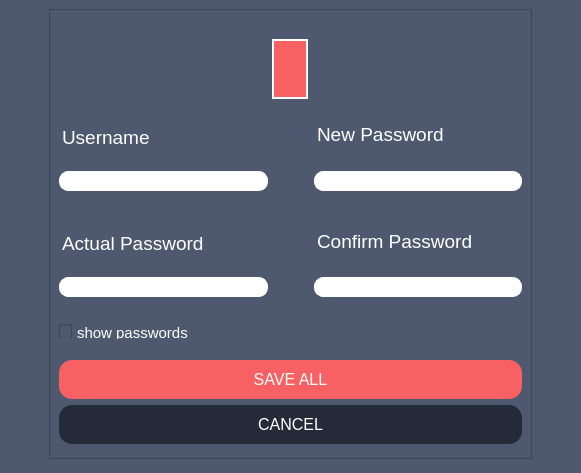
Above: src/client/gui/ui/edit.ui from aleoli/Shared-Editor before the change. Below: the same form after it.
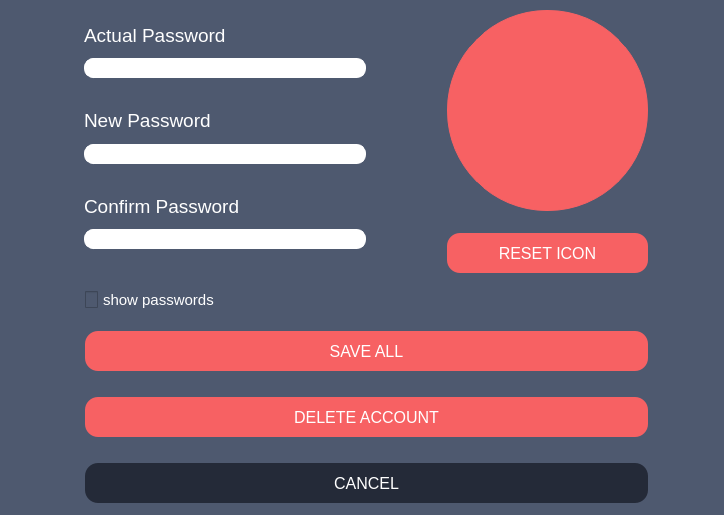
That is the form after the change. Icons and pictures are not drawn.

Patch:
```diff
--- a/src/client/gui/ui/edit.ui
+++ b/src/client/gui/ui/edit.ui
@@ -6,8 +6,8 @@
    <rect>
     <x>0</x>
     <y>0</y>
-    <width>581</width>
-    <height>473</height>
+    <width>724</width>
+    <height>515</height>
    </rect>
   </property>
   <property name="windowTitle">
@@ -16,6 +16,12 @@
   <property name="whatsThis">
    <string>&lt;html&gt;&lt;head/&gt;&lt;body&gt;&lt;p&gt;&lt;br/&gt;&lt;/p&gt;&lt;/body&gt;&lt;/html&gt;</string>
   </property>
+  <property name="styleSheet">
+   <string notr="true"/>
+  </property>
+  <property name="tabShape">
+   <enum>QTabWidget::Rounded</enum>
+  </property>
   <widget class="QWidget" name="centralwidget">
    <property name="minimumSize">
     <size>
@@ -27,38 +33,202 @@
     <string notr="true">background : #4e596f;</string>
    </property>
    <layout class="QGridLayout" name="gridLayout">
-    <item row="1" column="0">
-     <widget class="QFrame" name="form">
+    <item row="3" column="0">
+     <widget class="QCheckBox" name="checkBox_showPasswords">
+      <property name="cursor">
+       <cursorShape>PointingHandCursor</cursorShape>
+      </property>
+      <property name="toolTip">
+       <string/>
+      </property>
       <property name="styleSheet">
-       <string notr="true">padding-top: 0px;
-margin-left: 40px;
-margin-right: 40px;
-margin-bottom: 5px;</string>
+       <string notr="true">QCheckBox {
+    spacing: 5px;
+	font-size: 11pt;
+	color:white;
+	margin-bottom: 0px;
+	margin-left: 10px;
+}
+
+QCheckBox::indicator {
+    width: 13px;
+	height: 17px;
+}
+
+QCheckBox::indicator:unchecked {
+    image: url(:/res/checkbox.png);
+}
+
+QCheckBox::indicator:checked {
+    image: url(:/res/checkbox_checked.png);
+}
+
+QCheckBox:focus {
+   border: none;
+   outline: none;
+}
+</string>
       </property>
-      <property name="frameShape">
-       <enum>QFrame::StyledPanel</enum>
+      <property name="text">
+       <string>show passwords</string>
       </property>
-      <property name="frameShadow">
-       <enum>QFrame::Raised</enum>
+     </widget>
+    </item>
+    <item row="4" column="0" colspan="2">
+     <layout class="QVBoxLayout" name="buttons">
+      <property name="leftMargin">
+       <number>10</number>
       </property>
-      <layout class="QVBoxLayout" name="verticalLayout_5">
+      <property name="topMargin">
+       <number>0</number>
+      </property>
        <item>
-        <spacer name="verticalSpacer">
-         <property name="orientation">
-          <enum>Qt::Vertical</enum>
-         </property>
-         <property name="sizeType">
-          <enum>QSizePolicy::Fixed</enum>
-         </property>
-         <property name="sizeHint" stdset="0">
-          <size>
-           <width>20</width>
-           <height>20</height>
-          </size>
-         </property>
-        </spacer>
-       </item>
-       <item alignment="Qt::AlignHCenter">
+       <widget class="QPushButton" name="btn_save">
+        <property name="sizePolicy">
+         <sizepolicy hsizetype="Minimum" vsizetype="Fixed">
+          <horstretch>0</horstretch>
+          <verstretch>0</verstretch>
+         </sizepolicy>
+        </property>
+        <property name="cursor">
+         <cursorShape>PointingHandCursor</cursorShape>
+        </property>
+        <property name="toolTip">
+         <string/>
+        </property>
+        <property name="styleSheet">
+         <string notr="true">QPushButton {
+	background: #f76163;
+    border-width: 1px;
+    border-radius: 13px;
+    border-color: #f76163;
+    font: 12pt;
+    color: white;
+    padding: 10px;
+	margin-left: 0px;
+	margin-right: 0px;
+	margin-top: 15px;
+	margin-bottom: 10px;
+	min-height: 20px;
+}
+
+QPushButton:hover {
+background: qradialgradient(cx:0.3, cy:0.5, radius: 5.5,
+              fx:0.5, fy:0.5, stop:0 #f65964, stop:1 white);
+}
+
+QPushButton:pressed {
+background: qradialgradient(cx:0.7, cy:0.5, radius: 5.5,
+              fx:0.5, fy:0.5, stop:0 #f65964, stop:1 black);
+}
+
+QPushButton:focus {
+   border: none;
+   outline: none;
+}</string>
+        </property>
+        <property name="text">
+         <string>SAVE ALL</string>
+        </property>
+       </widget>
+      </item>
+      <item>
+       <widget class="QPushButton" name="btn_delete">
+        <property name="enabled">
+         <bool>true</bool>
+        </property>
+        <property name="cursor">
+         <cursorShape>PointingHandCursor</cursorShape>
+        </property>
+        <property name="styleSheet">
+         <string notr="true">QPushButton {
+	background: #f76163;
+    border-width: 1px;
+    border-radius: 13px;
+    border-color: #f76163;
+    font: 12pt;
+    color: white;
+    padding: 10px;
+	margin-left: 0px;
+	margin-right: 0px;
+	margin-top: 10px;
+	margin-bottom: 10px;
+	min-height: 20px;
+}
+
+QPushButton:hover {
+background: qradialgradient(cx:0.3, cy:0.5, radius: 5.5,
+              fx:0.5, fy:0.5, stop:0 #f65964, stop:1 white);
+}
+
+QPushButton:pressed {
+background: qradialgradient(cx:0.7, cy:0.5, radius: 5.5,
+              fx:0.5, fy:0.5, stop:0 #f65964, stop:1 black);
+}
+
+QPushButton:focus {
+   border: none;
+   outline: none;
+}</string>
+        </property>
+        <property name="text">
+         <string>DELETE ACCOUNT</string>
+        </property>
+       </widget>
+      </item>
+      <item>
+       <widget class="QPushButton" name="btn_cancel">
+        <property name="sizePolicy">
+         <sizepolicy hsizetype="Minimum" vsizetype="Fixed">
+          <horstretch>0</horstretch>
+          <verstretch>0</verstretch>
+         </sizepolicy>
+        </property>
+        <property name="cursor">
+         <cursorShape>PointingHandCursor</cursorShape>
+        </property>
+        <property name="toolTip">
+         <string/>
+        </property>
+        <property name="styleSheet">
+         <string notr="true">QPushButton {
+    background: #242A38;
+    border-width: 1px;
+    border-radius: 13px;
+    border-color: #242A38;
+    font: 12pt;
+	color: white;
+    padding: 10px;
+	margin-left: 0px;
+	margin-right: 0px;
+	margin-top: 10px;
+	min-height: 20px;
+}
+
+QPushButton:hover {
+background: qradialgradient(cx:0.3, cy:0.5, radius: 5.5,
+              fx:0.5, fy:0.5, stop:0 #242A38, stop:1 white);
+}
+
+QPushButton:pressed {
+border-style: inset;
+background: qradialgradient(cx:0.7, cy:0.5, radius: 5.5,
+              fx:0.5, fy:0.5, stop:0 #242A38, stop:1 #000);
+}
+
+QPushButton:focus {
+   border: none;
+   outline: none;
+}</string>
+        </property>
+        <property name="text">
+         <string>CANCEL</string>
+        </property>
+       </widget>
+      </item>
+     </layout>
+    </item>
+    <item row="0" column="1">
         <widget class="QPushButton" name="btn_changeProfile">
          <property name="enabled">
           <bool>true</bool>
@@ -71,8 +241,8 @@
          </property>
          <property name="maximumSize">
           <size>
-           <width>140</width>
-           <height>65</height>
+        <width>201</width>
+        <height>201</height>
           </size>
          </property>
          <property name="sizeIncrement">
@@ -99,8 +269,8 @@
          <property name="styleSheet">
           <string notr="true">QPushButton{
 background-color: #f76163;
-border: 2px solid white;
-border-radius: 30px;
+border: 1px solid #f76163;
+border-radius: 100px;
 }
 
 QPushButton:hover{
@@ -108,7 +278,18 @@
 }
 
 QPushButton:pressed{
-background-color: #242A38;
+padding: 1px -1px -1px 1px;
+}
+
+QToolTip{
+	background: none;
+	margin-left: 0px;
+	margin-right: 0px;
+}
+
+QPushButton:focus {
+   border: none;
+   outline: none;
 }</string>
          </property>
          <property name="text">
@@ -120,8 +301,8 @@
          </property>
          <property name="iconSize">
           <size>
-           <width>59</width>
-           <height>59</height>
+        <width>200</width>
+        <height>200</height>
           </size>
          </property>
          <property name="autoDefault">
@@ -135,86 +316,75 @@
          </property>
         </widget>
        </item>
-       <item>
-        <layout class="QHBoxLayout" name="uname_newPwd">
-         <property name="topMargin">
-          <number>0</number>
-         </property>
-         <item>
-          <layout class="QVBoxLayout" name="uname">
-           <property name="rightMargin">
-            <number>0</number>
-           </property>
-           <item>
-            <widget class="QLabel" name="label_uname">
+    <item row="1" column="1">
+     <widget class="QPushButton" name="btn_reset">
+      <property name="cursor">
+       <cursorShape>PointingHandCursor</cursorShape>
+      </property>
              <property name="styleSheet">
-              <string notr="true">QLabel{
-	text-decoration: none;
-	background: rgba(0,0,0,0);
+       <string notr="true">QPushButton {
+	background: #f76163;
+    border-width: 1px;
+    border-radius: 13px;
+    border-color: #f76163;
+    font: 12pt;
+    color: white;
+    padding: 10px;
 	margin-left: 0px;
-	margin-bottom: 0px;
+	margin-right: 0px;
+	margin-top: 15px;
+	margin-bottom: 10px;
+	min-height: 20px;
+}
+
+QPushButton:hover {
+background: qradialgradient(cx:0.3, cy:0.5, radius: 5.5,
+              fx:0.5, fy:0.5, stop:0 #f65964, stop:1 white);
+}
+
+QPushButton:pressed {
+background: qradialgradient(cx:0.7, cy:0.5, radius: 5.5,
+              fx:0.5, fy:0.5, stop:0 #f65964, stop:1 black);
+}
+
+QPushButton:focus {
+   border: none;
+   outline: none;
 }</string>
              </property>
              <property name="text">
-              <string>&lt;html&gt;&lt;head/&gt;&lt;body&gt;&lt;p&gt;&lt;span style=&quot; font-size:14pt; color:#ffffff;&quot;&gt;Username&lt;/span&gt;&lt;/p&gt;&lt;/body&gt;&lt;/html&gt;</string>
+       <string>RESET ICON</string>
              </property>
             </widget>
            </item>
-           <item>
-            <widget class="QLineEdit" name="lineEdit_uname">
-             <property name="styleSheet">
-              <string notr="true">background: white;
-border:1px solid white;
-border-radius: 9px;
-padding: 1 8px;
-margin: 0 20 20 0px;
-color: #242A38;
-font: &quot;Segoe UI Emoji&quot;;
-selection-background-color: #f76163;</string>
-             </property>
-            </widget>
-           </item>
-          </layout>
-         </item>
-         <item>
-          <layout class="QVBoxLayout" name="newPwd">
-           <item>
-            <widget class="QLabel" name="label_newPwd">
+    <item row="0" column="0" rowspan="2">
+     <widget class="QFrame" name="frame">
+      <property name="maximumSize">
+       <size>
+        <width>300</width>
+        <height>16777215</height>
+       </size>
+      </property>
              <property name="styleSheet">
-              <string notr="true">margin-left: 20px;</string>
-             </property>
-             <property name="text">
-              <string>&lt;html&gt;&lt;head/&gt;&lt;body&gt;&lt;p&gt;&lt;span style=&quot; font-size:14pt; color:#ffffff;&quot;&gt;New Password&lt;/span&gt;&lt;/p&gt;&lt;/body&gt;&lt;/html&gt;</string>
-             </property>
-            </widget>
-           </item>
-           <item>
-            <widget class="QLineEdit" name="lineEdit_newPwd">
-             <property name="styleSheet">
-              <string notr="true">background: white;
-border:1px solid white;
-border-radius: 9px;
-padding: 1 8px;
-margin: 0 0 20 20px;
-color: #242A38;
-font: &quot;Segoe UI Emoji&quot;;
-selection-background-color: #f76163;</string>
-             </property>
-            </widget>
-           </item>
-          </layout>
-         </item>
-        </layout>
-       </item>
-       <item>
-        <layout class="QHBoxLayout" name="pwd_CnfrmPwd">
+       <string notr="true">margin-bottom: 5px;</string>
+      </property>
+      <property name="frameShape">
+       <enum>QFrame::NoFrame</enum>
+      </property>
+      <property name="frameShadow">
+       <enum>QFrame::Plain</enum>
+      </property>
+      <layout class="QVBoxLayout" name="verticalLayout_5">
          <item>
           <layout class="QVBoxLayout" name="pwd">
+         <property name="rightMargin">
+          <number>0</number>
+         </property>
            <item>
             <widget class="QLabel" name="label_pwd">
              <property name="styleSheet">
-              <string notr="true">QLabel{;
-	background: rgba(0,0,0,0);
+            <string notr="true">QLabel{
+	text-decoration: none;
 	margin-left: 0px;
 	margin-bottom: 0px;
 }</string>
@@ -231,10 +401,48 @@
 border:1px solid white;
 border-radius: 9px;
 padding: 1 8px;
-margin: 0 20 20 0px;
+margin: 0 0 20 0px;
 color: #242A38;
 font: &quot;Segoe UI Emoji&quot;;
 selection-background-color: #f76163;</string>
+           </property>
+           <property name="echoMode">
+            <enum>QLineEdit::Password</enum>
+           </property>
+          </widget>
+         </item>
+        </layout>
+       </item>
+       <item>
+        <layout class="QVBoxLayout" name="newPwd">
+         <item>
+          <widget class="QLabel" name="label_newPwd">
+           <property name="styleSheet">
+            <string notr="true">QLabel{
+	text-decoration: none;
+	margin-left: 0px;
+	margin-bottom: 0px;
+}</string>
+           </property>
+           <property name="text">
+            <string>&lt;html&gt;&lt;head/&gt;&lt;body&gt;&lt;p&gt;&lt;span style=&quot; font-size:14pt; color:#ffffff;&quot;&gt;New Password&lt;/span&gt;&lt;/p&gt;&lt;/body&gt;&lt;/html&gt;</string>
+           </property>
+          </widget>
+         </item>
+         <item>
+          <widget class="QLineEdit" name="ledit_newPwd">
+           <property name="styleSheet">
+            <string notr="true">background: white;
+border:1px solid white;
+border-radius: 9px;
+padding: 1 8px;
+margin: 0 0 20 0px;
+color: #242A38;
+font: &quot;Segoe UI Emoji&quot;;
+selection-background-color: #f76163;</string>
+           </property>
+           <property name="echoMode">
+            <enum>QLineEdit::Password</enum>
              </property>
             </widget>
            </item>
@@ -251,7 +459,11 @@
            <item>
             <widget class="QLabel" name="label_cnfrmPwd">
              <property name="styleSheet">
-              <string notr="true">margin-left: 20px;</string>
+            <string notr="true">QLabel{
+	text-decoration: none;
+	margin-left: 0px;
+	margin-bottom: 0px;
+}</string>
              </property>
              <property name="text">
               <string>&lt;html&gt;&lt;head/&gt;&lt;body&gt;&lt;p&gt;&lt;span style=&quot; font-size:14pt; color:#ffffff;&quot;&gt;Confirm Password&lt;/span&gt;&lt;/p&gt;&lt;/body&gt;&lt;/html&gt;</string>
@@ -265,142 +477,13 @@
 border:1px solid white;
 border-radius: 9px;
 padding: 1 8px;
-margin: 0 0 20 20px;
+margin: 0 0 20 0px;
 color: #242A38;
 font: &quot;Segoe UI Emoji&quot;;
 selection-background-color: #f76163;</string>
              </property>
-            </widget>
-           </item>
-          </layout>
-         </item>
-        </layout>
-       </item>
-       <item>
-        <layout class="QVBoxLayout" name="buttons_checkbox">
-         <item>
-          <widget class="QCheckBox" name="checkBox_showPasswords">
-           <property name="cursor">
-            <cursorShape>PointingHandCursor</cursorShape>
-           </property>
-           <property name="toolTip">
-            <string>&lt;html&gt;&lt;head/&gt;&lt;body&gt;&lt;p&gt;Show/hide all the passwords&lt;/p&gt;&lt;/body&gt;&lt;/html&gt;</string>
-           </property>
-           <property name="styleSheet">
-            <string notr="true">QCheckBox {
-    spacing: 5px;
-	font-size: 11pt;
-	color:white;
-	margin-bottom: -3px;
-	margin-left: 0px;
-}
-
-QCheckBox::indicator {
-    width: 13px;
-	height: 17px;
-}
-
-QCheckBox::indicator:unchecked {
-    image: url(:/res/checkbox.png);
-}
-
-QCheckBox::indicator:checked {
-    image: url(:/res/checkbox_checked.png);
-}
-</string>
-           </property>
-           <property name="text">
-            <string>show passwords</string>
-           </property>
-          </widget>
-         </item>
-         <item>
-          <widget class="QPushButton" name="btn_save">
-           <property name="sizePolicy">
-            <sizepolicy hsizetype="Minimum" vsizetype="Fixed">
-             <horstretch>0</horstretch>
-             <verstretch>0</verstretch>
-            </sizepolicy>
-           </property>
-           <property name="cursor">
-            <cursorShape>PointingHandCursor</cursorShape>
-           </property>
-           <property name="toolTip">
-            <string>&lt;html&gt;&lt;head/&gt;&lt;body&gt;&lt;p&gt;Save all changes&lt;/p&gt;&lt;/body&gt;&lt;/html&gt;</string>
-           </property>
-           <property name="styleSheet">
-            <string notr="true">QPushButton {
-	background: #f76163;
-    /*border-style: outset;*/
-    border-width: 1px;
-    border-radius: 13px;
-    border-color: #f76163;
-    font: 12pt;
-    color: white;
-    padding: 10px;
-	margin-left: 0px;
-	margin-right: 0px;
-	margin-top: 15px;
-	margin-bottom: 0px;
-}
-
-QPushButton:hover {
-background: qradialgradient(cx:0.3, cy:0.5, radius: 5.5,
-              fx:0.5, fy:0.5, stop:0 #f65964, stop:1 white);
-}
-
-QPushButton:pressed {
-background: qradialgradient(cx:0.7, cy:0.5, radius: 5.5,
-              fx:0.5, fy:0.5, stop:0 #f65964, stop:1 black);
-}</string>
-           </property>
-           <property name="text">
-            <string>SAVE ALL</string>
-           </property>
-          </widget>
-         </item>
-         <item>
-          <widget class="QPushButton" name="btn_cancel">
-           <property name="sizePolicy">
-            <sizepolicy hsizetype="Minimum" vsizetype="Fixed">
-             <horstretch>0</horstretch>
-             <verstretch>0</verstretch>
-            </sizepolicy>
-           </property>
-           <property name="cursor">
-            <cursorShape>PointingHandCursor</cursorShape>
-           </property>
-           <property name="toolTip">
-            <string>&lt;html&gt;&lt;head/&gt;&lt;body&gt;&lt;p&gt;Abort&lt;/p&gt;&lt;/body&gt;&lt;/html&gt;</string>
-           </property>
-           <property name="styleSheet">
-            <string notr="true">QPushButton {
-    background: #242A38;
-    /*border-style: outset;*/
-    border-width: 1px;
-    border-radius: 13px;
-    border-color: #242A38;
-    font: 12pt;
-	color: white;
-    padding: 10px;
-	margin-left: 0px;
-	margin-right: 0px;
-	margin-top: 0px;
-}
-
-QPushButton:hover {
-background: qradialgradient(cx:0.3, cy:0.5, radius: 5.5,
-              fx:0.5, fy:0.5, stop:0 #242A38, stop:1 white);
-}
-
-QPushButton:pressed {
-border-style: inset;
-background: qradialgradient(cx:0.7, cy:0.5, radius: 5.5,
-              fx:0.5, fy:0.5, stop:0 #242A38, stop:1 #000);
-}</string>
-           </property>
-           <property name="text">
-            <string>CANCEL</string>
+           <property name="echoMode">
+            <enum>QLineEdit::Password</enum>
            </property>
           </widget>
          </item>
```
Left out of the diff: 11 changed lines with no effect on the pictures. Lines whose indentation alone changed are shown as unchanged.
